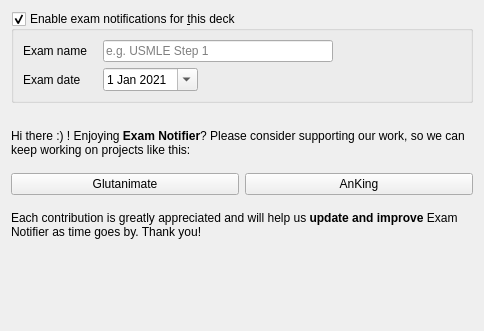
This is designer/deckconf_exam_tab.ui in AnKing-VIP/exam-notifier as Qt 5 draws it before an edit. The edited form follows.
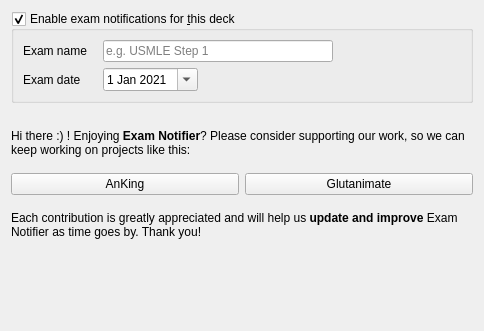
This is the edited form.

Commit message: Change AnKing/Glutanimate L/R order

The edit to the form file:
```diff
--- a/designer/deckconf_exam_tab.ui
+++ b/designer/deckconf_exam_tab.ui
@@ -155,7 +155,7 @@
    <item>
     <layout class="QHBoxLayout" name="horizontalLayout_2">
      <item>
-      <widget class="QPushButton" name="btnGlutanimate">
+      <widget class="QPushButton" name="btnAnKing">
        <property name="sizePolicy">
         <sizepolicy hsizetype="Expanding" vsizetype="Minimum">
          <horstretch>0</horstretch>
@@ -167,7 +167,7 @@
 exclusive add-ons &amp;&amp; other goodies!</string>
        </property>
        <property name="text">
-        <string>Glutanimate</string>
+        <string>AnKing</string>
        </property>
        <property name="iconSize">
         <size>
@@ -178,7 +178,7 @@
       </widget>
      </item>
      <item>
-      <widget class="QPushButton" name="btnAnKing">
+      <widget class="QPushButton" name="btnGlutanimate">
        <property name="sizePolicy">
         <sizepolicy hsizetype="Expanding" vsizetype="Minimum">
          <horstretch>0</horstretch>
@@ -190,7 +190,7 @@
 exclusive content by the AnKing team!</string>
        </property>
        <property name="text">
-        <string>AnKing</string>
+        <string>Glutanimate</string>
        </property>
        <property name="iconSize">
         <size>
```
Left out of the diff: 4 changed lines with no effect on the pictures. The commit also changes 1 other file.
